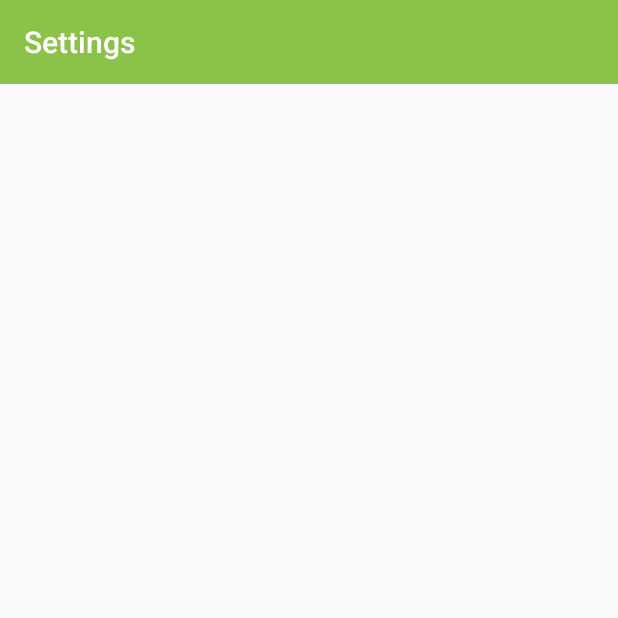
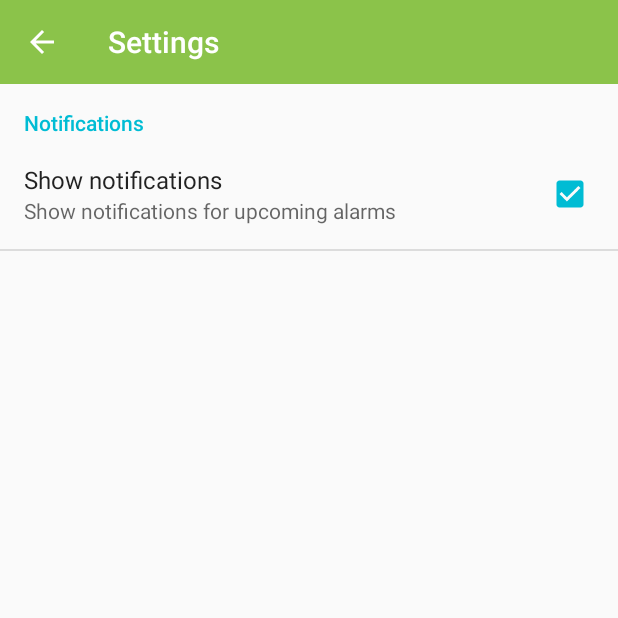
Before and after one commit to lb7/AutoSnooze, an Android app: the SettingsActivity screen opened directly, with no data from a screen before it, on a phone screen of 412 x 824 dp, the top half of it. Run offline under Robolectric (Android 15) with nearby library versions, the phone set to English and light mode, and no system bars.

Commit message:
Removed options menu from settings screen. Added option to disable notifications.

```diff
--- a/app/src/main/java/lbaker/app/autosnooze/ui/activity/SettingsActivity.java
+++ b/app/src/main/java/lbaker/app/autosnooze/ui/activity/SettingsActivity.java
@@ -1,9 +1,9 @@
 package lbaker.app.autosnooze.ui.activity;
 
 import android.os.Bundle;
+import android.support.v7.app.ActionBar;
 import android.support.v7.app.AppCompatActivity;
 import android.support.v7.widget.Toolbar;
-import android.view.MenuItem;
 
 import lbaker.app.autosnooze.R;
 import lbaker.app.autosnooze.ui.fragment.SettingsFragment;
@@ -22,20 +22,10 @@ public class SettingsActivity extends AppCompatActivity {
 
         Toolbar toolbar = (Toolbar) findViewById(R.id.toolbar);
         setSupportActionBar(toolbar);
-    }
 
-    @Override
-    public boolean onOptionsItemSelected(MenuItem item) {
-        // Handle action bar item clicks here. The action bar will
-        // automatically handle clicks on the Home/Up button, so long
-        // as you specify a parent activity in AndroidManifest.xml.
-        int id = item.getItemId();
-
-        //noinspection SimplifiableIfStatement
-        if (id == R.id.action_settings) {
-            return true;
+        ActionBar actionBar = getSupportActionBar();
+        if (actionBar != null) {
+            actionBar.setDisplayHomeAsUpEnabled(true);
         }
-
-        return super.onOptionsItemSelected(item);
     }
 }
--- a/app/src/main/res/values/strings.xml
+++ b/app/src/main/res/values/strings.xml
@@ -18,6 +18,10 @@
     <string name="hint_snooze_quantity">Snooze quantity</string>
 
     <string name="error_input_required">Input required</string>
+
+    <string name="pref_notifications_title">Notifications</string>
+    <string name="pref_notifications_enabled">Show notifications</string>
+    <string name="pref_notifications_enabled_summary">Show notifications for upcoming alarms</string>
 
     <!--Constants used when printing the days an alarm will fire-->
     <string name="day_sun">Sun</string>
--- a/app/src/main/res/xml/preferences.xml
+++ b/app/src/main/res/xml/preferences.xml
@@ -1,4 +1,12 @@
 <?xml version="1.0" encoding="utf-8"?>
 <PreferenceScreen xmlns:android="http://schemas.android.com/apk/res/android">
-
+    <PreferenceCategory
+        android:title="@string/pref_notifications_title"
+        android:key="pref_key_notifications">
+        <CheckBoxPreference
+            android:title="@string/pref_notifications_enabled"
+            android:summary="@string/pref_notifications_enabled_summary"
+            android:key="pref_key_notifications_enabled"
+            android:defaultValue="true"/>
+    </PreferenceCategory>
 </PreferenceScreen>
```
Also changed, not shown: app/src/main/AndroidManifest.xml (+14 -16 lines), app/src/main/java/lbaker/app/autosnooze/util/AlarmUtils.java (+9 -3 lines).
